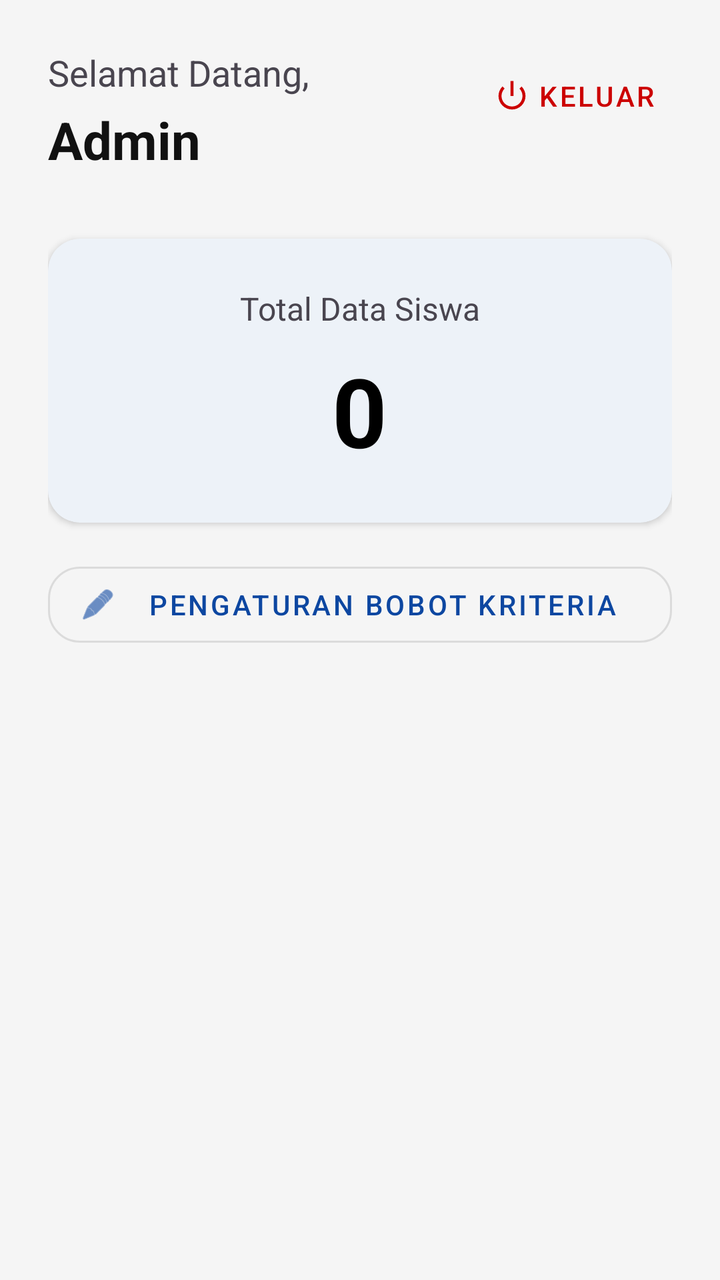
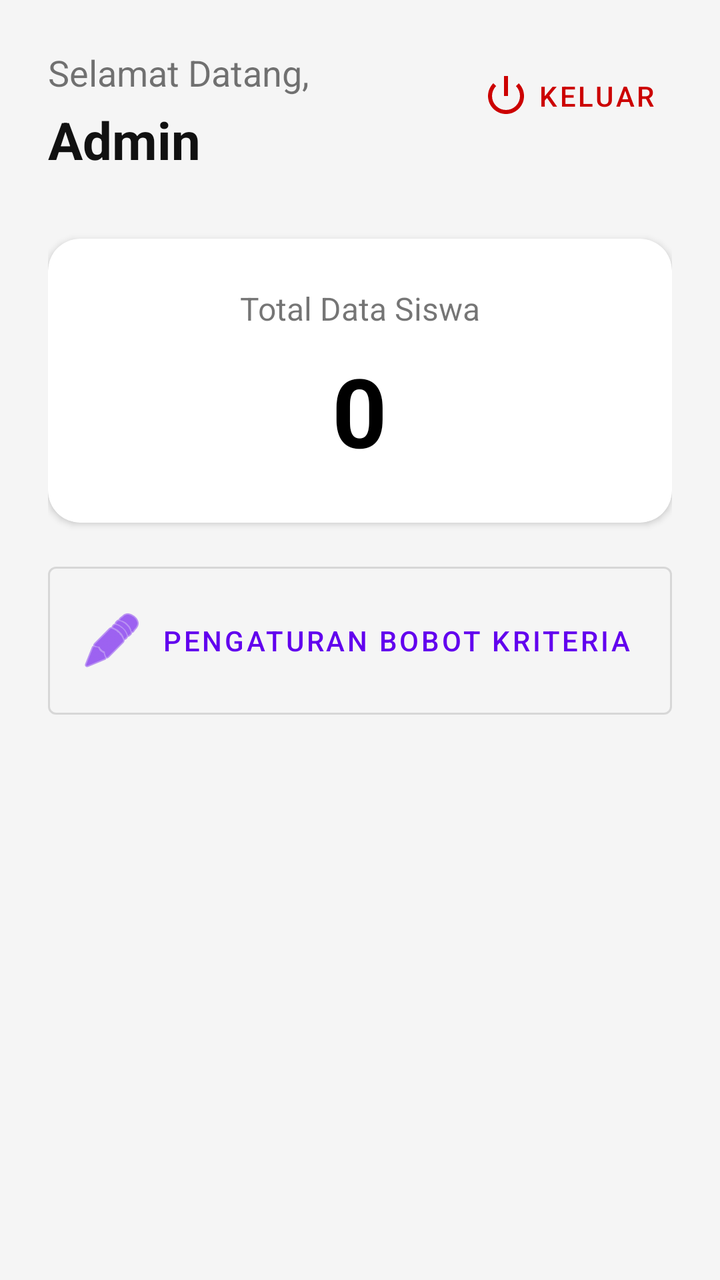

Screens rendered from an Android XML layout before and after an edit, with the pre-edit source and the edit as a unified diff.
<!-- AndroidManifest.xml: application theme Theme.TeladanAmaliah -->
<!-- res/layout/fragment_dashboard.xml -->
<?xml version="1.0" encoding="utf-8"?>
<LinearLayout xmlns:android="http://schemas.android.com/apk/res/android"
    xmlns:app="http://schemas.android.com/apk/res-auto"
    android:layout_width="match_parent"
    android:layout_height="match_parent"
    android:orientation="vertical"
    android:padding="24dp"
    android:background="#F5F5F5">

    
    <LinearLayout
        android:layout_width="match_parent"
        android:layout_height="wrap_content"
        android:orientation="horizontal">

        <LinearLayout
            android:layout_width="0dp"
            android:layout_height="wrap_content"
            android:layout_weight="1"
            android:orientation="vertical">

            <TextView
                android:id="@+id/tvWelcome"
                android:layout_width="wrap_content"
                android:layout_height="wrap_content"
                android:text="Selamat Datang,"
                android:textSize="18sp" />

            <TextView
                android:id="@+id/tvAdminName"
                android:layout_width="wrap_content"
                android:layout_height="wrap_content"
                android:text="Admin"
                android:textSize="26sp"
                android:textStyle="bold"
                android:textColor="#111111"
                android:layout_marginTop="4dp" />
        </LinearLayout>

        
        <com.google.android.material.button.MaterialButton
            android:id="@+id/btnLogout"
            style="@style/Widget.MaterialComponents.Button.TextButton"
            android:layout_width="wrap_content"
            android:layout_height="wrap_content"
            android:text="Keluar"
            app:icon="@android:drawable/ic_lock_power_off"
            android:textColor="@android:color/holo_red_dark"
            app:iconTint="@android:color/holo_red_dark" />

    </LinearLayout>

    
    <com.google.android.material.card.MaterialCardView
        android:layout_width="match_parent"
        android:layout_height="wrap_content"
        android:layout_marginTop="32dp"
        app:cardCornerRadius="16dp"
        app:cardElevation="2dp">

        <LinearLayout
            android:layout_width="match_parent"
            android:layout_height="wrap_content"
            android:orientation="vertical"
            android:padding="24dp"
            android:gravity="center">

            <TextView
                android:layout_width="wrap_content"
                android:layout_height="wrap_content"
                android:text="Total Data Siswa"
                android:textSize="16sp" />

            <TextView
                android:id="@+id/tvTotalSiswa"
                android:layout_width="wrap_content"
                android:layout_height="wrap_content"
                android:text="0"
                android:textSize="48sp"
                android:textStyle="bold"
                android:textColor="@color/black"
                android:layout_marginTop="8dp" />

        </LinearLayout>
    </com.google.android.material.card.MaterialCardView>

    
    <com.google.android.material.button.MaterialButton
        android:id="@+id/btnSettingKriteria"
        android:layout_width="match_parent"
        android:layout_height="50dp"
        android:layout_marginTop="16dp"
        android:text="Pengaturan Bobot Kriteria"
        android:textSize="14sp"
        app:icon="@android:drawable/ic_menu_edit"
        style="@style/Widget.MaterialComponents.Button.OutlinedButton" />

</LinearLayout>
<!-- resources referenced by this layout -->
<resources>
  <color name="black">#FF000000</color>
  <style name="Theme.TeladanAmaliah" parent="Base.Theme.TeladanAmaliah" />
  <style name="Base.Theme.TeladanAmaliah" parent="Theme.Material3.Light.NoActionBar">
          
          <item name="colorPrimary">@color/primary_navy</item>
          <item name="colorPrimaryDark">@color/primary_navy_dark</item>
          <item name="colorOnPrimary">@color/white</item>
          <item name="android:windowBackground">@color/background_light_grey</item>
          <item name="colorSurface">@color/surface_white</item>
          <item name="colorOnSurface">@color/text_primary</item>
          <item name="android:textColorPrimary">@color/text_primary</item>
          <item name="android:textColorSecondary">@color/text_secondary</item>
          
          
          <item name="shapeAppearanceSmallComponent">@style/ShapeAppearance.TeladanAmaliah.SmallComponent</item>
          <item name="shapeAppearanceMediumComponent">@style/ShapeAppearance.TeladanAmaliah.MediumComponent</item>
          <item name="shapeAppearanceLargeComponent">@style/ShapeAppearance.TeladanAmaliah.LargeComponent</item>
          
          
          <item name="materialCardViewStyle">@style/Widget.TeladanAmaliah.CardView</item>
          <item name="materialButtonStyle">@style/Widget.TeladanAmaliah.Button</item>
      </style>
  <color name="primary_navy">#0D47A1</color>
  <color name="primary_navy_dark">#002171</color>
  <color name="white">#FFFFFFFF</color>
  <color name="background_light_grey">#F5F5F5</color>
  <color name="surface_white">#FFFFFF</color>
  <color name="text_primary">#212121</color>
  <color name="text_secondary">#757575</color>
  <style name="ShapeAppearance.TeladanAmaliah.SmallComponent" parent="ShapeAppearance.Material3.SmallComponent">
          <item name="cornerFamily">rounded</item>
          <item name="cornerSize">16dp</item>
      </style>
  <style name="ShapeAppearance.TeladanAmaliah.MediumComponent" parent="ShapeAppearance.Material3.MediumComponent">
          <item name="cornerFamily">rounded</item>
          <item name="cornerSize">16dp</item>
      </style>
  <style name="ShapeAppearance.TeladanAmaliah.LargeComponent" parent="ShapeAppearance.Material3.LargeComponent">
          <item name="cornerFamily">rounded</item>
          <item name="cornerSize">16dp</item>
      </style>
  <style name="Widget.TeladanAmaliah.CardView" parent="Widget.Material3.CardView.Elevated">
          <item name="cardElevation">2dp</item>
          <item name="cardCornerRadius">12dp</item>
          <item name="cardBackgroundColor">@color/surface_white</item>
      </style>
  <style name="Widget.TeladanAmaliah.Button" parent="Widget.Material3.Button">
          <item name="cornerRadius">12dp</item>
          <item name="android:insetTop">0dp</item>
          <item name="android:insetBottom">0dp</item>
      </style>
</resources>

<!-- the commit's change to res/layout/fragment_dashboard.xml (unified diff, before → after) -->
@@ -87,12 +87,12 @@
     
     <com.google.android.material.button.MaterialButton
         android:id="@+id/btnSettingKriteria"
+        style="@style/Widget.MaterialComponents.Button.OutlinedButton"
         android:layout_width="match_parent"
-        android:layout_height="50dp"
+        android:layout_height="86dp"
         android:layout_marginTop="16dp"
         android:text="Pengaturan Bobot Kriteria"
         android:textSize="14sp"
-        app:icon="@android:drawable/ic_menu_edit"
-        style="@style/Widget.MaterialComponents.Button.OutlinedButton" />
+        app:icon="@android:drawable/ic_menu_edit" />
 
 </LinearLayout>
<!-- resource entries referenced after the edit -->
@@ -1,55 +1,24 @@
 <!-- resources referenced by this layout -->
 <resources>
   <color name="black">#FF000000</color>
-  <style name="Theme.TeladanAmaliah" parent="Base.Theme.TeladanAmaliah" />
-  <style name="Base.Theme.TeladanAmaliah" parent="Theme.Material3.Light.NoActionBar">
+  <style name="Theme.TeladanAmaliah" parent="Theme.MaterialComponents.DayNight.NoActionBar">
           
-          <item name="colorPrimary">@color/primary_navy</item>
-          <item name="colorPrimaryDark">@color/primary_navy_dark</item>
+          <item name="colorPrimary">@color/purple_500</item>
+          <item name="colorPrimaryVariant">@color/purple_700</item>
           <item name="colorOnPrimary">@color/white</item>
-          <item name="android:windowBackground">@color/background_light_grey</item>
-          <item name="colorSurface">@color/surface_white</item>
-          <item name="colorOnSurface">@color/text_primary</item>
-          <item name="android:textColorPrimary">@color/text_primary</item>
-          <item name="android:textColorSecondary">@color/text_secondary</item>
+  
           
+          <item name="colorSecondary">@color/teal_200</item>
+          <item name="colorSecondaryVariant">@color/teal_700</item>
+          <item name="colorOnSecondary">@color/black</item>
+  
           
-          <item name="shapeAppearanceSmallComponent">@style/ShapeAppearance.TeladanAmaliah.SmallComponent</item>
-          <item name="shapeAppearanceMediumComponent">@style/ShapeAppearance.TeladanAmaliah.MediumComponent</item>
-          <item name="shapeAppearanceLargeComponent">@style/ShapeAppearance.TeladanAmaliah.LargeComponent</item>
-          
-          
-          <item name="materialCardViewStyle">@style/Widget.TeladanAmaliah.CardView</item>
-          <item name="materialButtonStyle">@style/Widget.TeladanAmaliah.Button</item>
+          <item name="android:statusBarColor">?attr/colorPrimaryVariant</item>
       </style>
-  <color name="primary_navy">#0D47A1</color>
-  <color name="primary_navy_dark">#002171</color>
+  <color name="purple_500">#FF6200EE</color>
+  <color name="purple_700">#FF3700B3</color>
   <color name="white">#FFFFFFFF</color>
-  <color name="background_light_grey">#F5F5F5</color>
-  <color name="surface_white">#FFFFFF</color>
-  <color name="text_primary">#212121</color>
-  <color name="text_secondary">#757575</color>
-  <style name="ShapeAppearance.TeladanAmaliah.SmallComponent" parent="ShapeAppearance.Material3.SmallComponent">
-          <item name="cornerFamily">rounded</item>
-          <item name="cornerSize">16dp</item>
-      </style>
-  <style name="ShapeAppearance.TeladanAmaliah.MediumComponent" parent="ShapeAppearance.Material3.MediumComponent">
-          <item name="cornerFamily">rounded</item>
-          <item name="cornerSize">16dp</item>
-      </style>
-  <style name="ShapeAppearance.TeladanAmaliah.LargeComponent" parent="ShapeAppearance.Material3.LargeComponent">
-          <item name="cornerFamily">rounded</item>
-          <item name="cornerSize">16dp</item>
-      </style>
-  <style name="Widget.TeladanAmaliah.CardView" parent="Widget.Material3.CardView.Elevated">
-          <item name="cardElevation">2dp</item>
-          <item name="cardCornerRadius">12dp</item>
-          <item name="cardBackgroundColor">@color/surface_white</item>
-      </style>
-  <style name="Widget.TeladanAmaliah.Button" parent="Widget.Material3.Button">
-          <item name="cornerRadius">12dp</item>
-          <item name="android:insetTop">0dp</item>
-          <item name="android:insetBottom">0dp</item>
-      </style>
+  <color name="teal_200">#FF03DAC5</color>
+  <color name="teal_700">#FF018786</color>
 </resources>
 
